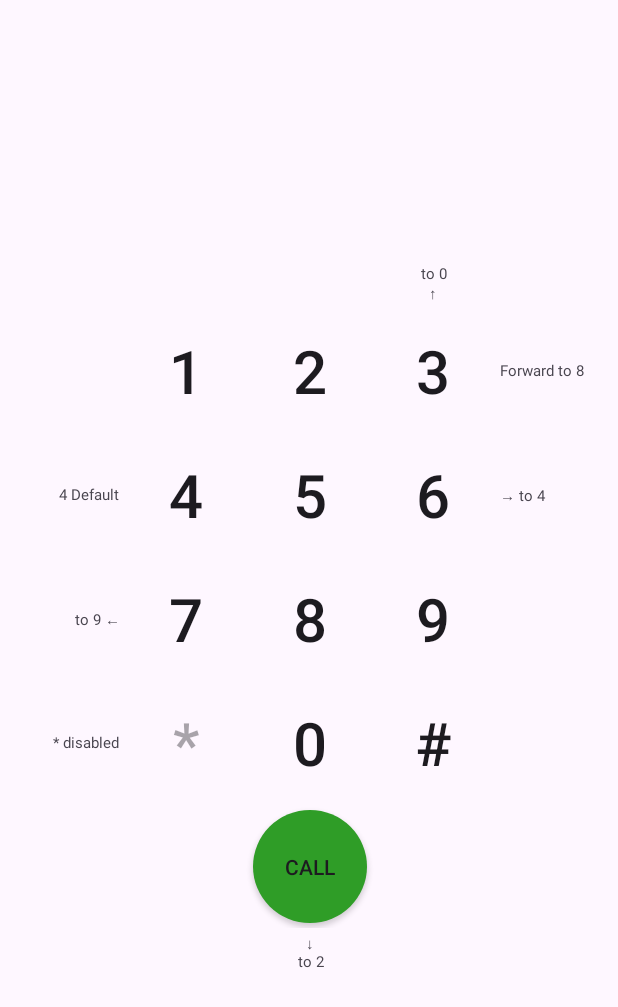
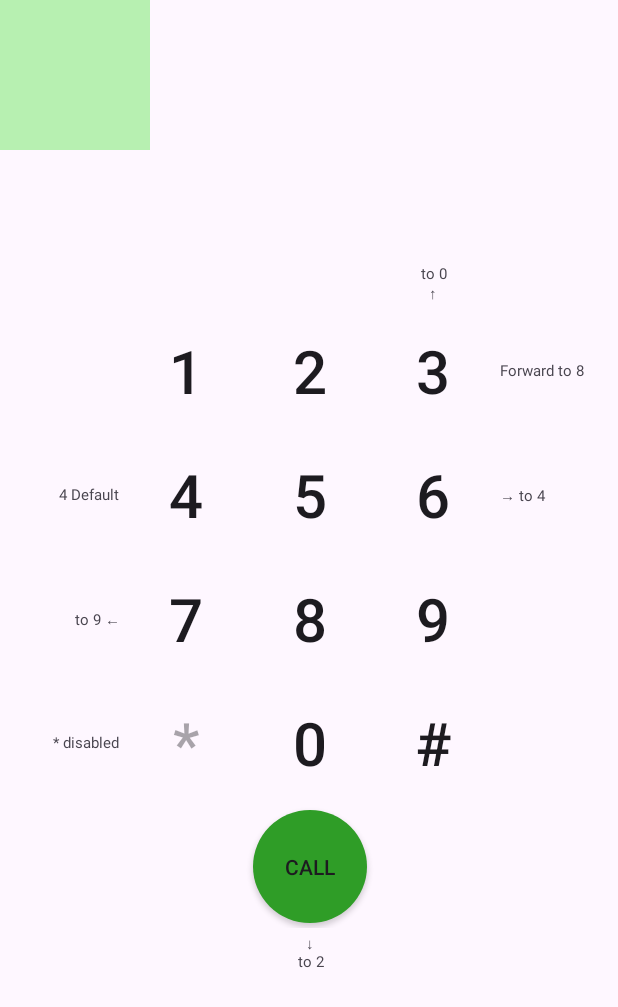
Before and after one commit to Dal-Pi/AndroidFocusPlayground, an Android app: the screen it shows after launch (MainActivity), on a phone screen of 412 x 824 dp. Shown: the top 1007 px of the screen. Run offline under Robolectric (Android 15) with nearby library versions, the phone set to English and light mode, and no system bars.

Commit message:
add car ui focus views

```diff
--- a/app/build.gradle.kts
+++ b/app/build.gradle.kts
@@ -9,7 +9,7 @@ android {
 
     defaultConfig {
         applicationId = "com.kania.focusplayground"
-        minSdk = 24
+        minSdk = 26
         targetSdk = 34
         versionCode = 1
         versionName = "1.0"
--- /dev/null
+++ b/app/src/main/java/com/kania/focusplayground/car/ui/FocusArea.java
@@ -0,0 +1,161 @@
+/*
+ * Copyright (C) 2020 The Android Open Source Project
+ *
+ * Licensed under the Apache License, Version 2.0 (the "License");
+ * you may not use this file except in compliance with the License.
+ * You may obtain a copy of the License at
+ *
+ *      http://www.apache.org/licenses/LICENSE-2.0
+ *
+ * Unless required by applicable law or agreed to in writing, software
+ * distributed under the License is distributed on an "AS IS" BASIS,
+ * WITHOUT WARRANTIES OR CONDITIONS OF ANY KIND, either express or implied.
+ * See the License for the specific language governing permissions and
+ * limitations under the License.
+ */
+package com.kania.focusplayground.car.ui;
+import android.content.Context;
+import android.graphics.Canvas;
+import android.graphics.drawable.Drawable;
+import android.util.AttributeSet;
+import android.view.KeyEvent;
+import android.view.View;
+import android.widget.LinearLayout;
+import androidx.annotation.Nullable;
+
+import com.kania.focusplayground.R;
+
+/**
+ * A {@link LinearLayout} used as a navigation block for the rotary controller.
+ * <p>
+ * The {@link com.android.car.rotary.RotaryService} looks for instances of {@link FocusArea} in the
+ * view hierarchy when handling rotate and nudge actions. When receiving a rotation event ({@link
+ * android.car.input.RotaryEvent}), RotaryService will move the focus to another {@link View} that
+ * can take focus within the same FocusArea. When receiving a nudge event ({@link
+ * KeyEvent#KEYCODE_SYSTEM_NAVIGATION_UP}, {@link KeyEvent#KEYCODE_SYSTEM_NAVIGATION_DOWN}, {@link
+ * KeyEvent#KEYCODE_SYSTEM_NAVIGATION_LEFT}, or {@link KeyEvent#KEYCODE_SYSTEM_NAVIGATION_RIGHT}),
+ * RotaryService will move the focus to another view that can take focus in another (typically
+ * adjacent) FocusArea.
+ * <p>
+ * If enabled, FocusArea can draw highlights when one of its descendants has focus.
+ * <p>
+ * When creating a navigation block in the layout file, if you intend to use a LinearLayout as a
+ * container for that block, just use a FocusArea instead; otherwise wrap the block in a FocusArea.
+ * <p>
+ * DO NOT nest a FocusArea inside another FocusArea because it will result in undefined navigation
+ * behavior.
+ */
+public class FocusArea extends LinearLayout {
+    /** Whether the FocusArea's descendant has focus (the FocusArea itself is not focusable). */
+    private boolean mHasFocus;
+    /**
+     * Whether to draw {@link #mForegroundHighlight} when one of the FocusArea's descendants has
+     * focus.
+     */
+    private boolean mEnableForegroundHighlight;
+    /**
+     * Whether to draw {@link #mBackgroundHighlight} when one of the FocusArea's descendants has
+     * focus.
+     */
+    private boolean mEnableBackgroundHighlight;
+    /**
+     * Highlight (typically outline of the FocusArea) drawn on top of the FocusArea and its
+     * descendants.
+     */
+    private Drawable mForegroundHighlight;
+    /**
+     * Highlight (typically a solid or gradient shape) drawn on top of the FocusArea but behind its
+     * descendants.
+     */
+    private Drawable mBackgroundHighlight;
+    /** The padding (in pixels) of the FocusArea highlight. */
+    private int mPaddingLeft;
+    private int mPaddingRight;
+    private int mPaddingTop;
+    private int mPaddingBottom;
+    public FocusArea(Context context) {
+        super(context);
+        init();
+    }
+    public FocusArea(Context context, @Nullable AttributeSet attrs) {
+        super(context, attrs);
+        init();
+    }
+    public FocusArea(Context context, @Nullable AttributeSet attrs, int defStyleAttr) {
+        super(context, attrs, defStyleAttr);
+        init();
+    }
+    public FocusArea(Context context, @Nullable AttributeSet attrs, int defStyleAttr,
+                     int defStyleRes) {
+        super(context, attrs, defStyleAttr, defStyleRes);
+        init();
+    }
+    private void init() {
+        mEnableForegroundHighlight = getContext().getResources().getBoolean(
+                R.bool.car_ui_enable_focus_area_foreground_highlight);
+        mEnableBackgroundHighlight = getContext().getResources().getBoolean(
+                R.bool.car_ui_enable_focus_area_background_highlight);
+        mForegroundHighlight = getContext().getResources().getDrawable(
+                R.drawable.car_ui_focus_area_foreground_highlight, getContext().getTheme());
+        mBackgroundHighlight = getContext().getResources().getDrawable(
+                R.drawable.car_ui_focus_area_background_highlight, getContext().getTheme());
+        // Ensure that an AccessibilityNodeInfo is created for this view.
+        setImportantForAccessibility(View.IMPORTANT_FOR_ACCESSIBILITY_YES);
+        // By default all ViewGroup subclasses do not call their draw() and onDraw() methods. We
+        // should enable it since we override these methods.
+        setWillNotDraw(false);
+        // Update highlight of the FocusArea when the focus of its descendants has changed.
+        getViewTreeObserver().addOnGlobalFocusChangeListener(
+                (oldFocus, newFocus) -> {
+                    boolean hasFocus = hasFocus();
+                    if (mHasFocus != hasFocus) {
+                        mHasFocus = hasFocus;
+                        invalidate();
+                    }
+                });
+    }
+    @Override
+    public void onDraw(Canvas canvas) {
+        super.onDraw(canvas);
+        // Draw highlight on top of this FocusArea (including its background and content) but
+        // behind its children.
+        if (mEnableBackgroundHighlight && mHasFocus) {
+            mBackgroundHighlight.setBounds(
+                    mPaddingLeft + getScrollX(),
+                    mPaddingTop + getScrollY(),
+                    getScrollX() + getWidth() - mPaddingRight,
+                    getScrollY() + getHeight() - mPaddingBottom);
+            mBackgroundHighlight.draw(canvas);
+        }
+    }
+    @Override
+    public void draw(Canvas canvas) {
+        super.draw(canvas);
+        // Draw highlight on top of this FocusArea (including its background and content) and its
+        // children (including background, content, focus highlight, etc).
+        if (mEnableForegroundHighlight && mHasFocus) {
+            mForegroundHighlight.setBounds(
+                    mPaddingLeft + getScrollX(),
+                    mPaddingTop + getScrollY(),
+                    getScrollX() + getWidth() - mPaddingRight,
+                    getScrollY() + getHeight() - mPaddingBottom);
+            mForegroundHighlight.draw(canvas);
+        }
+    }
+    @Override
+    public CharSequence getAccessibilityClassName() {
+        return "com.android.car.ui.FocusArea";
+    }
+    /** Sets the padding (in pixels) of the FocusArea highlight. */
+    public void setHighlightPadding(int left, int top, int right, int bottom) {
+        if (mPaddingLeft == left && mPaddingTop == top && mPaddingRight == right
+                && mPaddingBottom == bottom) {
+            return;
+        }
+        mPaddingLeft = left;
+        mPaddingTop = top;
+        mPaddingRight = right;
+        mPaddingBottom = bottom;
+        invalidate();
+    }
+}
--- /dev/null
+++ b/app/src/main/java/com/kania/focusplayground/car/ui/FocusParkingView.java
@@ -0,0 +1,124 @@
+/*
+ * Copyright (C) 2020 The Android Open Source Project
+ *
+ * Licensed under the Apache License, Version 2.0 (the "License");
+ * you may not use this file except in compliance with the License.
+ * You may obtain a copy of the License at
+ *
+ *      http://www.apache.org/licenses/LICENSE-2.0
+ *
+ * Unless required by applicable law or agreed to in writing, software
+ * distributed under the License is distributed on an "AS IS" BASIS,
+ * WITHOUT WARRANTIES OR CONDITIONS OF ANY KIND, either express or implied.
+ * See the License for the specific language governing permissions and
+ * limitations under the License.
+ */
+package com.kania.focusplayground.car.ui;
+
+import static android.view.accessibility.AccessibilityNodeInfo.ACTION_DISMISS;
+import android.content.Context;
+import android.os.Bundle;
+import android.util.AttributeSet;
+import android.util.Log;
+import android.view.View;
+import android.widget.TextView;
+
+import androidx.annotation.Nullable;
+
+import com.kania.focusplayground.R;
+
+/**
+ * A transparent {@link View} that can take focus. It's used by {@link
+ * com.android.car.rotary.RotaryService} to support rotary controller navigation. Each {@link
+ * android.view.Window} must have at least one FocusParkingView. The {@link FocusParkingView} must
+ * be the first in Tab order, and outside of all {@link FocusArea}s.
+ *
+ * <p>
+ * Android doesn't clear focus automatically when focus is set in another window. If we try to clear
+ * focus in the previous window, Android will re-focus a view in that window, resulting in two
+ * windows being focused simultaneously. Adding this view to each window can fix this issue. This
+ * view is transparent and its default focus highlight is disabled, so it's invisible to the user no
+ * matter whether it's focused or not. It can take focus so that RotaryService can "park" the focus
+ * on it to remove the focus highlight.
+ * <p>
+ * If the focused view is scrolled off the screen, Android will refocus the first focusable view in
+ * the window. The FocusParkingView should be the first view so that it gets focus. The
+ * RotaryService detects this and moves focus to the scrolling container.
+ * <p>
+ * If there is only one focus area in the current window, rotating the controller within the focus
+ * area will cause RotaryService to move the focus around from the view on the right to the view on
+ * the left or vice versa. Adding this view to each window can fix this issue. When RotaryService
+ * finds out the focus target is a FocusParkingView, it will know a wrap-around is going to happen.
+ * Then it will avoid the wrap-around by not moving focus.
+ */
+public class FocusParkingView extends View {
+    public FocusParkingView(Context context) {
+        super(context);
+        init();
+    }
+    public FocusParkingView(Context context, @Nullable AttributeSet attrs) {
+        super(context, attrs);
+        init();
+    }
+    public FocusParkingView(Context context, @Nullable AttributeSet attrs, int defStyleAttr) {
+        super(context, attrs, defStyleAttr);
+        init();
+    }
+    public FocusParkingView(Context context, @Nullable AttributeSet attrs, int defStyleAttr,
+                            int defStyleRes) {
+        super(context, attrs, defStyleAttr, defStyleRes);
+        init();
+    }
+    private void init() {
+        // This view is focusable, visible and enabled so it can take focus.
+        setFocusable(View.FOCUSABLE);
+        setVisibility(VISIBLE);
+        setEnabled(true);
+        // This view is not clickable so it won't affect the app's behavior when the user clicks on
+        // it by accident.
+        setClickable(false);
+        // This view is always transparent.
+//        setAlpha(0f);
+        // Prevent Android from drawing the default focus highlight for this view when it's focused.
+        setDefaultFocusHighlightEnabled(false);
+    }
+    @Override
+    protected void onMeasure(int widthMeasureSpec, int heightMeasureSpec) {
+        // This size of the view is always 1 x 1 pixel, no matter what value is set in the layout
+        // file (match_parent, wrap_content, 100dp, 0dp, etc). Small size is to ensure it has little
+        // impact on the layout, non-zero size is to ensure it can take focus.
+
+        // for demonstration
+        setMeasuredDimension(widthMeasureSpec, heightMeasureSpec);
+//        setMeasuredDimension(1, 1);
+
+    }
+    @Override
+    public void onWindowFocusChanged(boolean hasWindowFocus) {
+        if (!hasWindowFocus) {
+            // We need to clear the focus (by parking the focus on the FocusParkingView) once the
+            // current window goes to background. This can't be done by RotaryService because
+            // RotaryService sees the window as removed, thus can't perform any action (such as
+            // focus, clear focus) on the nodes in the window. So FocusParkingView has to grab the
+            // focus proactively.
+            requestFocus();
+        }
+        Log.d("kania", "parkingView hasWindowFocus: " + hasWindowFocus);
+        setVisibility(hasWindowFocus ? INVISIBLE : VISIBLE);
+        super.onWindowFocusChanged(hasWindowFocus);
+    }
+    @Override
+    public CharSequence getAccessibilityClassName() {
+        return "com.android.car.ui.FocusParkingView";
+    }
+    @Override
+    public boolean performAccessibilityAction(int action, Bundle arguments) {
+        if (action == ACTION_DISMISS) {
+            // Try to move focus to the default focus.
+            getRootView().restoreDefaultFocus();
+            // The action failed if the FocusParkingView is still focused.
+            return !isFocused();
+        }
+        return super.performAccessibilityAction(action, arguments);
+    }
+}
--- /dev/null
+++ b/app/src/main/res/drawable/car_ui_focus_area_background_highlight.xml
@@ -0,0 +1,20 @@
+<?xml version="1.0" encoding="utf-8"?>
+<!--
+  ~ Copyright 2020 The Android Open Source Project
+  ~
+  ~ Licensed under the Apache License, Version 2.0 (the "License");
+  ~ you may not use this file except in compliance with the License.
+  ~ You may obtain a copy of the License at
+  ~
+  ~      http://www.apache.org/licenses/LICENSE-2.0
+  ~
+  ~ Unless required by applicable law or agreed to in writing, software
+  ~ distributed under the License is distributed on an "AS IS" BASIS,
+  ~ WITHOUT WARRANTIES OR CONDITIONS OF ANY KIND, either express or implied.
+  ~ See the License for the specific language governing permissions and
+  ~ limitations under the License.
+  -->
+<shape xmlns:android="http://schemas.android.com/apk/res/android"
+    android:shape="rectangle">
+    <solid android:color="#00FF00"/>
+</shape>
--- /dev/null
+++ b/app/src/main/res/drawable/car_ui_focus_area_foreground_highlight.xml
@@ -0,0 +1,20 @@
+<?xml version="1.0" encoding="utf-8"?>
+<!--
+  ~ Copyright 2020 The Android Open Source Project
+  ~
+  ~ Licensed under the Apache License, Version 2.0 (the "License");
+  ~ you may not use this file except in compliance with the License.
+  ~ You may obtain a copy of the License at
+  ~
+  ~      http://www.apache.org/licenses/LICENSE-2.0
+  ~
+  ~ Unless required by applicable law or agreed to in writing, software
+  ~ distributed under the License is distributed on an "AS IS" BASIS,
+  ~ WITHOUT WARRANTIES OR CONDITIONS OF ANY KIND, either express or implied.
+  ~ See the License for the specific language governing permissions and
+  ~ limitations under the License.
+  -->
+<shape xmlns:android="http://schemas.android.com/apk/res/android"
+    android:shape="rectangle" >
+    <stroke android:width="10dp" android:color="#FF0000"/>
+</shape>
--- a/app/src/main/res/layout/activity_main.xml
+++ b/app/src/main/res/layout/activity_main.xml
@@ -7,16 +7,27 @@
     android:layout_height="match_parent"
     tools:context=".MainActivity">
 
-    <LinearLayout
+    <com.kania.focusplayground.car.ui.FocusParkingView
+        android:layout_width="100dp"
+        android:layout_height="100dp"
+        android:background="@color/light_green"
+        app:layout_constraintStart_toStartOf="parent"
+        app:layout_constraintTop_toTopOf="parent" />
+
+    <com.kania.focusplayground.car.ui.FocusArea
         android:layout_width="0dp"
         android:layout_height="0dp"
-        android:orientation="vertical"
-        android:gravity="center"
         app:layout_constraintBottom_toBottomOf="parent"
         app:layout_constraintEnd_toEndOf="parent"
         app:layout_constraintStart_toStartOf="parent"
         app:layout_constraintTop_toTopOf="parent"
         app:layout_constraintDimensionRatio="5:7">
+
+        <LinearLayout
+            android:layout_width="match_parent"
+            android:layout_height="match_parent"
+            android:orientation="vertical"
+            android:gravity="center">
 
             <LinearLayout
                 style="@style/layout_row">
@@ -165,9 +176,8 @@
                     style="@style/view_base" />
             </LinearLayout>
 
-
         </LinearLayout>
 
-
+    </com.kania.focusplayground.car.ui.FocusArea>
 
 </androidx.constraintlayout.widget.ConstraintLayout>
```
Also changed, not shown: app/src/main/res/values/bools.xml (added, +45 -0 lines). Lines whose indentation alone changed are shown as unchanged.
